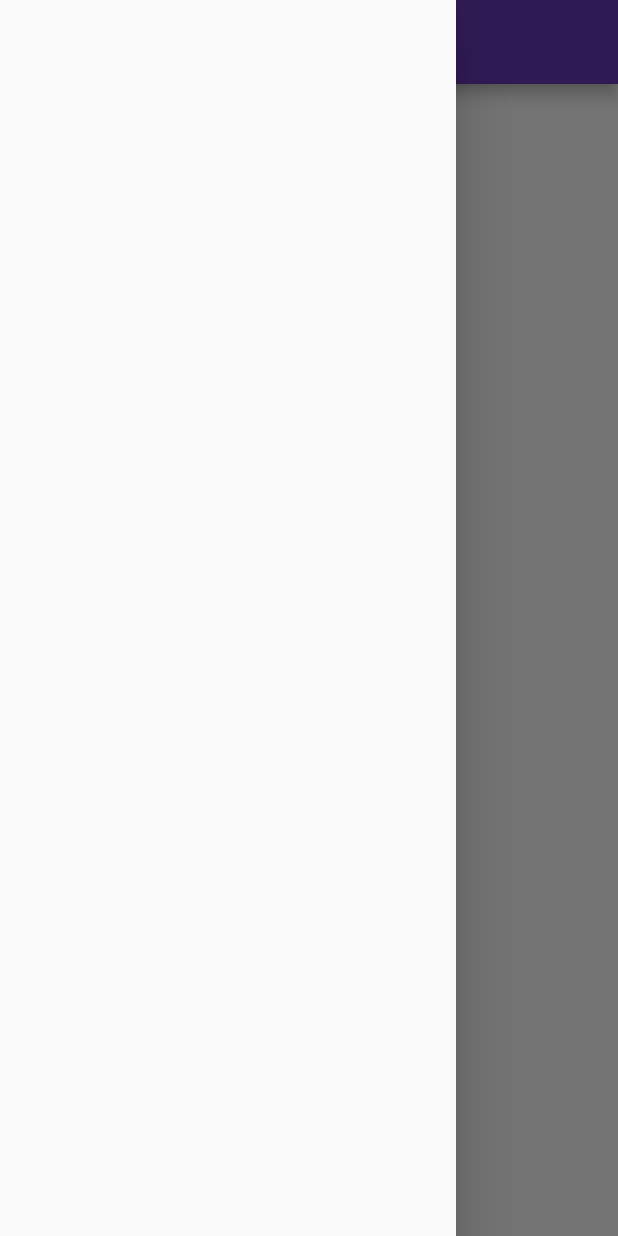
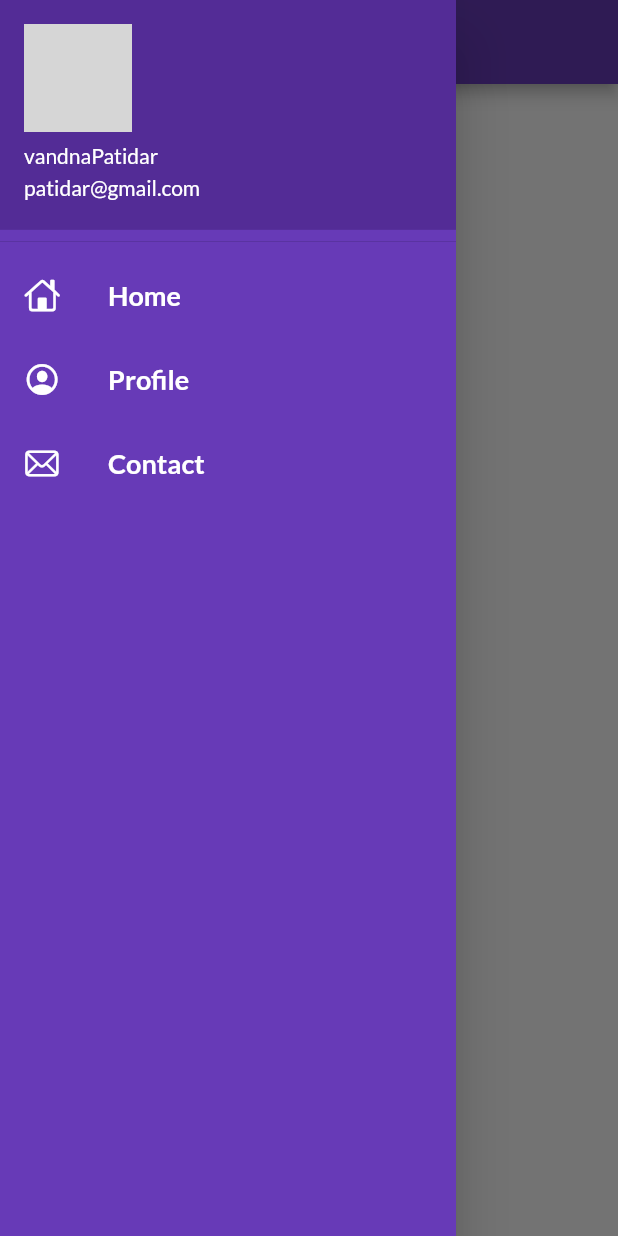
Before and after one commit to vandna987/flutterCatalogApp, a Flutter app: the screen it shows after launch, with the side drawer open, on a phone screen of 412 x 824 dp. Run offline on Flutter 3.47's test engine with Material 2 defaults, Android fonts, the phone set to English and light mode, and no system bars; our stand-ins replace google_fonts; missing offline and left inert: dart:ffi; network calls fail; grey boxes are pictures that could not be loaded.

Commit message:
day 8 completed

```diff
--- a/lib/main.dart
+++ b/lib/main.dart
@@ -2,6 +2,8 @@ import 'package:flutter/material.dart';
 import 'package:flutter_catalog/pages/home_page.dart';
 import 'package:flutter_catalog/pages/login_page.dart';
 import 'package:flutter_catalog/utils/routes.dart';
+import 'package:flutter_catalog/widgets/contact.dart';
+import 'package:flutter_catalog/widgets/profile.dart';
 import 'package:google_fonts/google_fonts.dart';
 
 void main() {
@@ -24,9 +26,11 @@ class MyApp extends StatelessWidget {
       // darkTheme: ThemeData(brightness: Brightness.dark),
       initialRoute: MyRoute.homeRoute,
       routes: {
-        "/": (context) => LoginPage(),
+        // "/": (context) => LoginPage(),
         MyRoute.homeRoute: (context) => HomePage(),
-        MyRoute.loginRoute: (context) => LoginPage()
+        MyRoute.loginRoute: (context) => LoginPage(),
+        MyRoute.profileRoute: (context) => MyProfile(),
+        MyRoute.contactRoute: (context) => MyContact(),
       },
     );
   }
--- a/lib/utils/routes.dart
+++ b/lib/utils/routes.dart
@@ -1,4 +1,6 @@
 class MyRoute {
   static String loginRoute = "/login";
   static String homeRoute = "/home";
+  static String profileRoute = "/profile";
+  static String contactRoute = "/contact";
 }
--- a/lib/widgets/drawer.dart
+++ b/lib/widgets/drawer.dart
@@ -1,10 +1,77 @@
+import 'package:flutter/cupertino.dart';
 import 'package:flutter/material.dart';
+import 'package:flutter_catalog/utils/routes.dart';
 
 class MyDrawer extends StatelessWidget {
   const MyDrawer({super.key});
 
   @override
   Widget build(BuildContext context) {
-    return Drawer();
+    return Drawer(
+      child: Container(
+        color: Colors.deepPurple,
+        child: ListView(
+          children: [
+            const DrawerHeader(
+                padding: EdgeInsets.zero,
+                child: UserAccountsDrawerHeader(
+                    decoration:
+                        BoxDecoration(color: Color.fromARGB(255, 83, 44, 150)),
+                    accountName: Text("vandnaPatidar"),
+                    accountEmail: Text("patidar@gmail.com"),
+                    currentAccountPicture: CircleAvatar(
+                      backgroundImage: NetworkImage(
+                          "https://media.licdn.com/dms/image/C4D03AQHBgEfLASmzyg/profile-displayphoto-shrink_800_800/0/1653885969560?e=2147483647&v=beta&t=QHVme92fDGdEBEe0PO6nFruewW_KykKJ--rd9aAS8hY"),
+                    ))),
+            ListTile(
+              onTap: () => {Navigator.pushNamed(context, MyRoute.homeRoute)},
+              leading: Icon(
+                CupertinoIcons.home,
+                color: Colors.white,
+              ),
+              title: Text(
+                "Home",
+                textScaleFactor: 1.2,
+                style: TextStyle(
+                    color: Colors.white,
+                    fontSize: 15,
+                    fontWeight: FontWeight.bold),
+              ),
+            ),
+            ListTile(
+              onTap: () => {Navigator.pushNamed(context, MyRoute.profileRoute)},
+              leading: Icon(
+                CupertinoIcons.profile_circled,
+                color: Colors.white,
+              ),
+              title: Text(
+                "Profile",
+                textScaleFactor: 1.2,
+                style: TextStyle(
+                    color: Colors.white,
+                    fontSize: 15,
+                    fontWeight: FontWeight.bold),
+              ),
+            ),
+            ListTile(
+              onTap: () => {Navigator.pushNamed(context, MyRoute.contactRoute)},
+              leading: Icon(
+                CupertinoIcons.mail,
+                color: Colors.white,
+              ),
+              title: Text(
+                "Contact",
+                textScaleFactor: 1.2,
+                style: TextStyle(
+                  color: Colors.white,
+                  fontSize: 15,
+                  fontWeight: FontWeight.bold,
+                ),
+              ),
+            ),
+          ],
+        ),
+      ),
+    );
   }
 }
```
Also changed, not shown: lib/widgets/contact.dart (added, +18 -0 lines), lib/widgets/profile.dart (added, +20 -0 lines).
